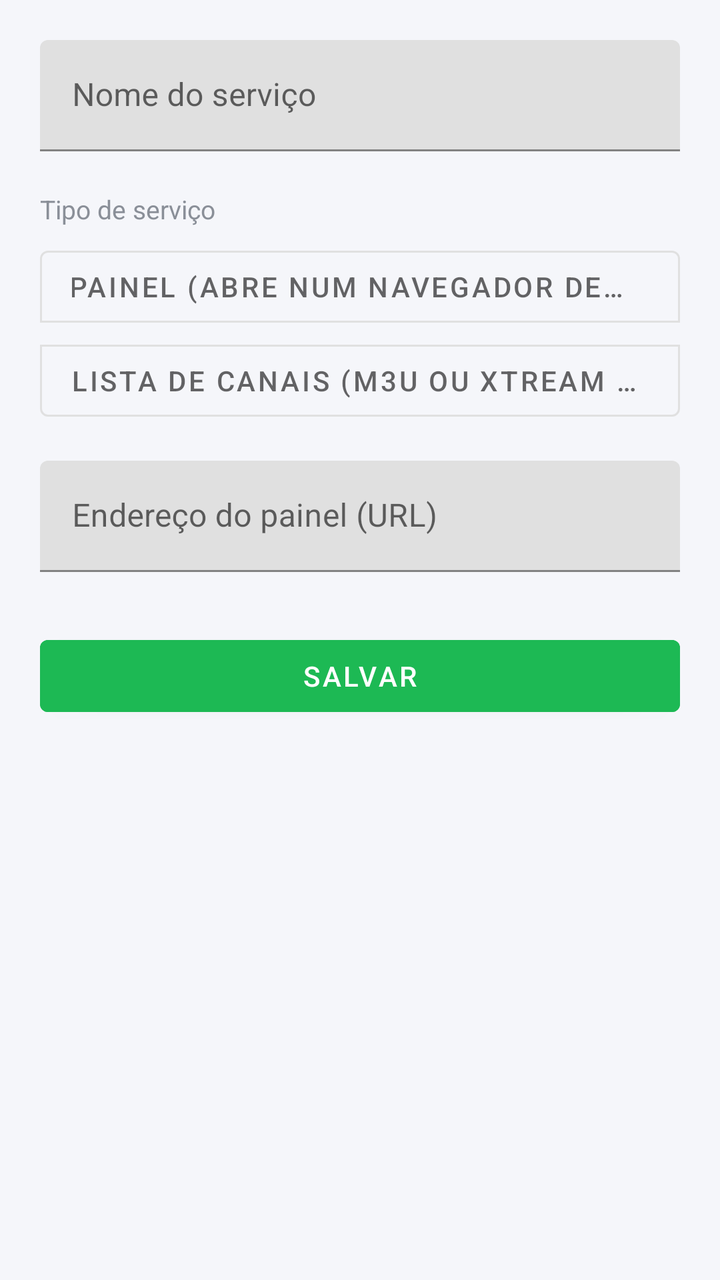
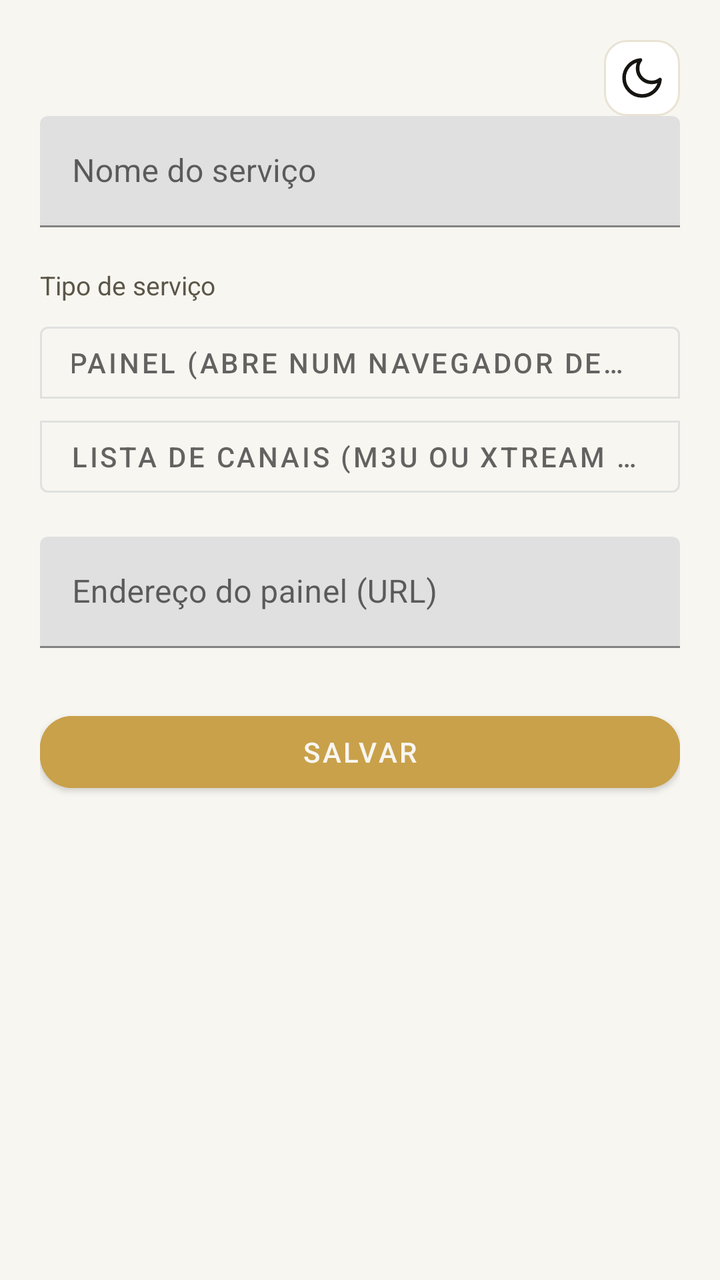

The first picture is an Android layout as it rendered before a commit; the second is the same layout after the commit. The layout source and the unified diff follow.
<!-- AndroidManifest.xml: application theme Theme.MeuIPTV -->
<!-- res/layout/activity_add_service.xml -->
<?xml version="1.0" encoding="utf-8"?>
<androidx.core.widget.NestedScrollView xmlns:android="http://schemas.android.com/apk/res/android"
    xmlns:app="http://schemas.android.com/apk/res-auto"
    android:layout_width="match_parent"
    android:layout_height="match_parent"
    android:fillViewport="true">

    <LinearLayout
        android:layout_width="match_parent"
        android:layout_height="wrap_content"
        android:orientation="vertical"
        android:padding="20dp">

        <com.google.android.material.textfield.TextInputLayout
            android:layout_width="match_parent"
            android:layout_height="wrap_content"
            android:hint="@string/label_service_name">
            <com.google.android.material.textfield.TextInputEditText
                android:id="@+id/editNome"
                android:layout_width="match_parent"
                android:layout_height="wrap_content" />
        </com.google.android.material.textfield.TextInputLayout>

        <TextView
            android:layout_width="wrap_content"
            android:layout_height="wrap_content"
            android:layout_marginTop="20dp"
            android:text="@string/label_service_type"
            android:textColor="@color/text_secondary"
            android:textSize="13sp" />

        <com.google.android.material.button.MaterialButtonToggleGroup
            android:id="@+id/toggleTipo"
            android:layout_width="match_parent"
            android:layout_height="wrap_content"
            android:layout_marginTop="6dp"
            android:orientation="vertical"
            app:singleSelection="true">

            <com.google.android.material.button.MaterialButton
                android:id="@+id/btnTipoPainel"
                style="@style/Widget.MaterialComponents.Button.OutlinedButton"
                android:layout_width="match_parent"
                android:layout_height="wrap_content"
                android:text="@string/type_panel" />

            <com.google.android.material.button.MaterialButton
                android:id="@+id/btnTipoLista"
                style="@style/Widget.MaterialComponents.Button.OutlinedButton"
                android:layout_width="match_parent"
                android:layout_height="wrap_content"
                android:text="@string/type_playlist" />
        </com.google.android.material.button.MaterialButtonToggleGroup>

        
        <LinearLayout
            android:id="@+id/grupoPainel"
            android:layout_width="match_parent"
            android:layout_height="wrap_content"
            android:layout_marginTop="16dp"
            android:orientation="vertical"
            android:visibility="visible">

            <com.google.android.material.textfield.TextInputLayout
                android:layout_width="match_parent"
                android:layout_height="wrap_content"
                android:hint="@string/label_panel_url">
                <com.google.android.material.textfield.TextInputEditText
                    android:id="@+id/editPanelUrl"
                    android:layout_width="match_parent"
                    android:layout_height="wrap_content"
                    android:inputType="textUri" />
            </com.google.android.material.textfield.TextInputLayout>
        </LinearLayout>

        
        <LinearLayout
            android:id="@+id/grupoLista"
            android:layout_width="match_parent"
            android:layout_height="wrap_content"
            android:layout_marginTop="16dp"
            android:orientation="vertical"
            android:visibility="gone">

            <com.google.android.material.button.MaterialButtonToggleGroup
                android:id="@+id/toggleListaModo"
                android:layout_width="match_parent"
                android:layout_height="wrap_content"
                app:singleSelection="true">

                <com.google.android.material.button.MaterialButton
                    android:id="@+id/btnModoM3u"
                    style="@style/Widget.MaterialComponents.Button.OutlinedButton"
                    android:layout_width="0dp"
                    android:layout_height="wrap_content"
                    android:layout_weight="1"
                    android:text="@string/playlist_mode_m3u" />

                <com.google.android.material.button.MaterialButton
                    android:id="@+id/btnModoXtream"
                    style="@style/Widget.MaterialComponents.Button.OutlinedButton"
                    android:layout_width="0dp"
                    android:layout_height="wrap_content"
                    android:layout_weight="1"
                    android:text="@string/playlist_mode_xtream" />
            </com.google.android.material.button.MaterialButtonToggleGroup>

            <com.google.android.material.textfield.TextInputLayout
                android:id="@+id/campoM3uUrl"
                android:layout_width="match_parent"
                android:layout_height="wrap_content"
                android:layout_marginTop="14dp"
                android:hint="@string/label_m3u_url"
                android:visibility="visible">
                <com.google.android.material.textfield.TextInputEditText
                    android:id="@+id/editM3uUrl"
                    android:layout_width="match_parent"
                    android:layout_height="wrap_content"
                    android:inputType="textUri" />
            </com.google.android.material.textfield.TextInputLayout>

            <LinearLayout
                android:id="@+id/camposXtream"
                android:layout_width="match_parent"
                android:layout_height="wrap_content"
                android:layout_marginTop="14dp"
                android:orientation="vertical"
                android:visibility="gone">

                <com.google.android.material.textfield.TextInputLayout
                    android:layout_width="match_parent"
                    android:layout_height="wrap_content"
                    android:hint="@string/label_xtream_server">
                    <com.google.android.material.textfield.TextInputEditText
                        android:id="@+id/editXtreamServer"
                        android:layout_width="match_parent"
                        android:layout_height="wrap_content"
                        android:inputType="textUri" />
                </com.google.android.material.textfield.TextInputLayout>

                <com.google.android.material.textfield.TextInputLayout
                    android:layout_width="match_parent"
                    android:layout_height="wrap_content"
                    android:layout_marginTop="10dp"
                    android:hint="@string/label_xtream_user">
                    <com.google.android.material.textfield.TextInputEditText
                        android:id="@+id/editXtreamUser"
                        android:layout_width="match_parent"
                        android:layout_height="wrap_content" />
                </com.google.android.material.textfield.TextInputLayout>

                <com.google.android.material.textfield.TextInputLayout
                    android:layout_width="match_parent"
                    android:layout_height="wrap_content"
                    android:layout_marginTop="10dp"
                    android:hint="@string/label_xtream_pass">
                    <com.google.android.material.textfield.TextInputEditText
                        android:id="@+id/editXtreamPass"
                        android:layout_width="match_parent"
                        android:layout_height="wrap_content"
                        android:inputType="textPassword" />
                </com.google.android.material.textfield.TextInputLayout>
            </LinearLayout>
        </LinearLayout>

        <com.google.android.material.button.MaterialButton
            android:id="@+id/btnSalvar"
            android:layout_width="match_parent"
            android:layout_height="wrap_content"
            android:layout_marginTop="28dp"
            android:backgroundTint="@color/brand_green"
            android:text="@string/btn_save" />

    </LinearLayout>
</androidx.core.widget.NestedScrollView>
<!-- resources referenced by this layout -->
<resources>
  <color name="brand_green">#1DB954</color>
  <color name="text_secondary">#8A8F98</color>
  <string name="btn_save">Salvar</string>
  <string name="label_m3u_url">Link da lista M3U</string>
  <string name="label_panel_url">Endereço do painel (URL)</string>
  <string name="label_service_name">Nome do serviço</string>
  <string name="label_service_type">Tipo de serviço</string>
  <string name="label_xtream_pass">Senha</string>
  <string name="label_xtream_server">Endereço do servidor</string>
  <string name="label_xtream_user">Usuário</string>
  <string name="playlist_mode_m3u">Link M3U</string>
  <string name="playlist_mode_xtream">Xtream Codes</string>
  <string name="type_panel">Painel (abre num navegador dentro do app)</string>
  <string name="type_playlist">Lista de canais (M3U ou Xtream Codes)</string>
  <style name="Theme.MeuIPTV" parent="Theme.MaterialComponents.DayNight.NoActionBar">
          <item name="colorPrimary">@color/brand_green</item>
          <item name="colorPrimaryDark">@color/brand_green_dark</item>
          <item name="colorAccent">@color/brand_green</item>
          <item name="android:windowBackground">@color/background_light</item>
          <item name="android:statusBarColor" tools:targetApi="21">@color/brand_green_dark</item>
      </style>
  <color name="brand_green_dark">#14923F</color>
  <color name="background_light">#F5F6FA</color>
</resources>

<!-- the commit's change to res/layout/activity_add_service.xml (unified diff, before → after) -->
@@ -8,8 +8,20 @@
     <LinearLayout
         android:layout_width="match_parent"
         android:layout_height="wrap_content"
+        android:background="@color/window_background"
         android:orientation="vertical"
         android:padding="20dp">
+
+        <ImageButton
+            android:id="@+id/btnAlternarTema"
+            android:layout_width="38dp"
+            android:layout_height="38dp"
+            android:layout_gravity="end"
+            android:background="@drawable/bg_botao_quadrado"
+            android:contentDescription="@string/action_toggle_theme"
+            android:padding="9dp"
+            android:src="@drawable/ic_moon"
+            app:tint="@color/text_primary" />
 
         <com.google.android.material.textfield.TextInputLayout
             android:layout_width="match_parent"
@@ -168,7 +180,9 @@
             android:layout_width="match_parent"
             android:layout_height="wrap_content"
             android:layout_marginTop="28dp"
-            android:backgroundTint="@color/brand_green"
+            android:backgroundTint="@color/brand_gold"
+            android:textColor="@color/window_background"
+            app:cornerRadius="16dp"
             android:text="@string/btn_save" />
 
     </LinearLayout>
<!-- resource entries referenced after the edit -->
@@ -1,7 +1,31 @@
 <!-- resources referenced by this layout -->
 <resources>
-  <color name="brand_green">#1DB954</color>
-  <color name="text_secondary">#8A8F98</color>
+  <color name="brand_gold">#C9A14A</color>
+  <color name="text_primary">#171511</color>
+  <color name="text_secondary">#5B5648</color>
+  <color name="window_background">#F8F6F1</color>
+  <!-- drawable bg_botao_quadrado (drawable) -->
+  <?xml version="1.0" encoding="utf-8"?>
+  <shape xmlns:android="http://schemas.android.com/apk/res/android" android:shape="rectangle">
+      <solid android:color="@color/surface" />
+      <corners android:radius="11dp" />
+      <stroke android:width="1dp" android:color="@color/border" />
+  </shape>
+  <!-- drawable ic_moon (drawable) -->
+  <vector xmlns:android="http://schemas.android.com/apk/res/android"
+      android:width="24dp"
+      android:height="24dp"
+      android:viewportWidth="24"
+      android:viewportHeight="24">
+      <path
+          android:pathData="M21,12.8 A9,9 0 1 1 11.2,3 A7,7 0 0 0 21,12.8 Z"
+          android:strokeColor="#FFFFFF"
+          android:strokeWidth="1.8"
+          android:strokeLineCap="round"
+          android:strokeLineJoin="round"
+          android:fillColor="#00000000" />
+  </vector>
+  <string name="action_toggle_theme">Alternar tema claro/escuro</string>
   <string name="btn_save">Salvar</string>
   <string name="label_m3u_url">Link da lista M3U</string>
   <string name="label_panel_url">Endereço do painel (URL)</string>
@@ -15,13 +39,17 @@
   <string name="type_panel">Painel (abre num navegador dentro do app)</string>
   <string name="type_playlist">Lista de canais (M3U ou Xtream Codes)</string>
   <style name="Theme.MeuIPTV" parent="Theme.MaterialComponents.DayNight.NoActionBar">
-          <item name="colorPrimary">@color/brand_green</item>
-          <item name="colorPrimaryDark">@color/brand_green_dark</item>
-          <item name="colorAccent">@color/brand_green</item>
-          <item name="android:windowBackground">@color/background_light</item>
-          <item name="android:statusBarColor" tools:targetApi="21">@color/brand_green_dark</item>
+          <item name="colorPrimary">@color/brand_gold</item>
+          <item name="colorPrimaryDark">@color/brand_gold_dark</item>
+          <item name="colorAccent">@color/brand_gold</item>
+          <item name="colorSurface">@color/surface</item>
+          <item name="android:windowBackground">@color/window_background</item>
+          <item name="android:statusBarColor" tools:targetApi="21">@color/window_background</item>
+          <item name="android:navigationBarColor" tools:targetApi="21">@color/window_background</item>
+          <item name="android:windowLightStatusBar" tools:targetApi="23">true</item>
       </style>
-  <color name="brand_green_dark">#14923F</color>
-  <color name="background_light">#F5F6FA</color>
+  <color name="surface">#FFFFFF</color>
+  <color name="border">#E9E3D4</color>
+  <color name="brand_gold_dark">#A9813A</color>
 </resources>
 
